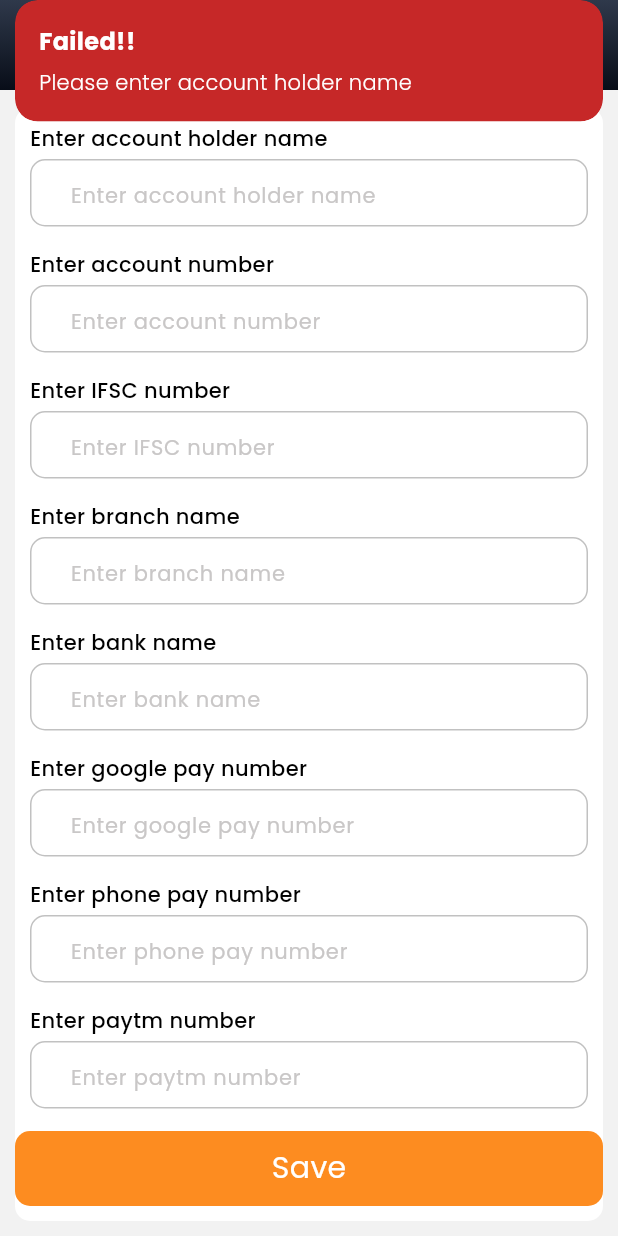
After one commit to justsaagar/supplier-app, a Flutter app: the BankScreen screen opened directly, scrolled down 58 dp, after a tap on "Save", on a phone screen of 412 x 824 dp. The commit adds this screen. Run offline on Flutter 3.47's test engine with Material 2 defaults, Android fonts, the phone set to English and light mode, and no system bars; our stand-ins replace cached_network_image, carousel_slider, cloud_firestore, dropdown_button2, firebase_core, firebase_messaging and 18 more; missing offline and left inert: open_store; accounts and stored records are empty.

Commit message:
Initial Commit

```diff
--- a/lib/constant/app_asset.dart
+++ b/lib/constant/app_asset.dart
@@ -21,6 +21,7 @@ class AppAsset {
   static const String newOrders = '${imagePath}new_orders.png';
   static const String retailers = '${imagePath}retailers.png';
   static const String chanaDummy = '${imagePath}chana_dummy.png';
+  static const String bank = '${imagePath}bank.png';
   static const String chanaPackDummy = '${imagePath}chana_pack_dummy.png';
 
   //     ======================= Icons =======================     //
--- /dev/null
+++ b/lib/controller/bank_controller.dart
@@ -0,0 +1,247 @@
+import 'dart:async';
+import 'dart:convert';
+import 'dart:developer';
+import 'dart:io';
+
+import 'package:flutter/material.dart';
+import 'package:get/get.dart';
+import 'package:supplier/constant/color_constant.dart';
+import 'package:supplier/constant/string_constant.dart';
+import 'package:supplier/screen/dashboard_module/home/home_screen/home_screen.dart';
+import 'package:supplier/service/rest_service.dart';
+import 'package:supplier/utils/string_extensions.dart';
+import 'package:supplier/utils/validation_utils.dart';
+import 'package:http/http.dart' as http;
+
+class BankDetailsController extends GetxController {
+  final TextEditingController accountNumberController = TextEditingController();
+  final TextEditingController accountNameController = TextEditingController();
+  final TextEditingController ifscController = TextEditingController();
+  final TextEditingController bankBranchController = TextEditingController();
+  final TextEditingController bankNameController = TextEditingController();
+  final TextEditingController googlePayController = TextEditingController();
+  final TextEditingController phonePayController = TextEditingController();
+  final TextEditingController paytmController = TextEditingController();
+  bool isLoading = true;
+  bool phonePayVerified = false;
+  bool googlePayVerified = false;
+  bool paytmVerified = false;
+  String otp = '';
+  Map<String, dynamic> bankDetailsMap = {};
+
+  @override
+  void onInit() {
+    // getBankDetails();
+    super.onInit();
+  }
+
+  void validateBankDetailsForm() {
+    if (accountNameController.text.isEmpty) {
+      'Please enter account holder name'.showError();
+      return;
+    } else if (accountNumberController.text.isEmpty) {
+      'Please enter account number'.showError();
+      return;
+    } else if (ifscController.text.isEmpty) {
+      'Please enter IFSC code'.showError();
+      return;
+    } else if (bankBranchController.text.isEmpty) {
+      'Please enter branch name'.showError();
+      return;
+    } else if (bankNameController.text.isEmpty) {
+      'Please enter bank name'.showError();
+      return;
+    } else if (googlePayController.text.isEmpty) {
+      'Please enter Google Pay number'.showError();
+      return;
+    } else if (googlePayController.text.length < 10) {
+      'Please enter valid Google Pay number'.showError();
+      return;
+    } else if (phonePayController.text.isEmpty) {
+      'Please enter Phone Pay number'.showError();
+      return;
+    } else if (phonePayController.text.length < 10) {
+      'Please enter valid Phone Pay number'.showError();
+      return;
+    } else if (paytmController.text.isEmpty) {
+      'Please enter Paytm number'.showError();
+      return;
+    } else if (paytmController.text.length < 10) {
+      'Please enter valid Paytm number'.showError();
+      return;
+    } else {
+      update();
+      phonePayVerified = true;
+      googlePayVerified = true;
+      paytmVerified = true;
+    }
+    updateBankDetails();
+  }
+
+  Future<void> updateBankDetails() async {
+    isLoading = true;
+    update();
+    if (googlePayController.text != (bankDetailsMap['googlepay'] ?? '')) {
+      // googlePayVerified = await signInPhoneNumber(googlePayController.text);
+      if (googlePayVerified) {
+        'Google pay number is verified'.showSuccess();
+      } else {
+        'Google pay number is not verified. Please verify it'.showError();
+        isLoading = false;
+        update();
+        return;
+      }
+    }
+    if (phonePayController.text != (bankDetailsMap['phonepay'] ?? '')) {
+      // phonePayVerified = await signInPhoneNumber(phonePayController.text);
+      if (phonePayVerified) {
+        'Phone pay number is verified'.showSuccess();
+      } else {
+        'Phone pay number is not verified. Please verify it'.showError();
+        isLoading = false;
+        update();
+        return;
+      }
+    }
+    if (paytmController.text != (bankDetailsMap['paytm'] ?? '')) {
+      // paytmVerified = await signInPhoneNumber(paytmController.text);
+      if (paytmVerified) {
+        'Paytm number is verified'.showSuccess();
+      } else {
+        'Paytm number is not verified. Please verify it'.showError();
+        isLoading = false;
+        update();
+        return;
+      }
+    }
+    Map<String, dynamic> bodyMap = {
+      'id': bankDetailsMap['id'],
+      'accountNumber': accountNumberController.text,
+      'accuntName': accountNameController.text,
+      'ifsc': ifscController.text,
+      'bankbranch': bankBranchController.text,
+      'bank': bankNameController.text,
+      'googlepay': googlePayController.text,
+      'phonepay': phonePayController.text,
+      'paytm': paytmController.text,
+    };
+    log('Body map --> $bodyMap');
+    final response = await http.put(
+      Uri.parse(RestConstants.instance.editProfile),
+      headers: <String, String>{
+        'Content-Type': 'application/json; charset=UTF-8'
+      },
+      body: jsonEncode(bodyMap),
+    );
+    Map<String, dynamic> responseBody = jsonDecode(response.body);
+    log('Response body --> $responseBody');
+    if (response.statusCode == 200) {
+      if (responseBody.isNotEmpty) {
+        Get.snackbar(
+          'Profile.!',
+          'Profile updated successfully.!',
+          backgroundColor: AppColorConstant.appGreen,
+          colorText: AppColorConstant.appWhite,
+        );
+        Get.offAll(() => const HomeScreen(), transition: Transition.fadeIn);
+      }
+    }
+    isLoading = false;
+    update();
+  }
+
+  Future<void> getBankDetails() async {
+    // String userId = await PreferencesHelper()
+    //         .getPreferencesStringData(PreferencesHelper.storeID) ??
+    //     '';
+    isLoading = true;
+    update();
+    String url = '${RestConstants.instance.editProfile}/$AppStringConstants.storeLogInId';
+    log('Url --> $url');
+    final response = await http.get(
+      Uri.parse(url),
+      headers: <String, String>{
+        'Content-Type': 'application/json; charset=UTF-8'
+      },
+    );
+    Map<String, dynamic> responseBody = jsonDecode(response.body);
+    log('Response body --> $responseBody');
+    if (response.statusCode == 200) {
+      if (responseBody.isNotEmpty) {
+        bankDetailsMap = responseBody;
+      }
+      accountNumberController.text = bankDetailsMap['accountNumber'] ?? '';
+      accountNameController.text = bankDetailsMap['accuntName'] ?? '';
+      ifscController.text = bankDetailsMap['ifsc'] ?? '';
+      bankBranchController.text = bankDetailsMap['bankbranch'] ?? '';
+      bankNameController.text = bankDetailsMap['bank'] ?? '';
+      googlePayController.text = bankDetailsMap['googlepay'] ?? '';
+      phonePayController.text = bankDetailsMap['phonepay'] ?? '';
+      paytmController.text = bankDetailsMap['paytm'] ?? '';
+    }
+    log('bankDetailsMap --> $bankDetailsMap');
+    isLoading = false;
+    update();
+  }
+  //
+  // Future<bool> signInPhoneNumber(String phoneController) async {
+  //   try {
+  //     String url =
+  //         '${RestConstants.instance.sendOtp}/send?phoneNumber=$phoneController  ';
+  //     log('Url --> $url');
+  //     final response = await http.post(
+  //       Uri.parse(url),
+  //       headers: <String, String>{'Content-Type': 'application/json'},
+  //     );
+  //     Map<String, dynamic> responseBody = jsonDecode(response.body);
+  //
+  //     if (response.statusCode == 200 &&
+  //         responseBody['type'].toString().toLowerCase() == 'success') {
+  //       otp = '';
+  //       bool isValid = await Get.to(() =>
+  //           SocialOtpVerificationScreen(phoneController: phoneController));
+  //       log('IsValid --> $isValid');
+  //       return bool.tryParse(isValid.toString()) ?? false;
+  //     } else {
+  //       responseBody['message'].toString().showError();
+  //     }
+  //   } on TimeoutException catch (e) {
+  //     e.message.toString().showError();
+  //   } on SocketException catch (e) {
+  //     e.message.toString().showError();
+  //   } on Error catch (e) {
+  //     log(e.toString());
+  //   }
+  //   return false;
+  // }
+  //
+  // Future<bool> verifyPhoneNumber(
+  //     String phoneController, String otpNumber) async {
+  //   try {
+  //     String url =
+  //         '${ApiConfig.verifyOtp}?phoneNumber=$phoneController&otp=$otpNumber';
+  //     log('Url --> $url');
+  //     final response = await http.get(
+  //       Uri.parse(url),
+  //       headers: <String, String>{'Content-Type': 'application/json'},
+  //     );
+  //     Map<String, dynamic> responseBody = jsonDecode(response.body);
+  //     log('Response body --> $responseBody');
+  //     if (response.statusCode == 200 &&
+  //         responseBody['type'].toString().toLowerCase() == 'success') {
+  //       Get.back(result: true);
+  //       otp = '';
+  //       responseBody['message'].toString().showSuccess();
+  //     } else {
+  //       responseBody['message'].toString().showError();
+  //     }
+  //   } on TimeoutException catch (e) {
+  //     e.message.toString().showError();
+  //   } on SocketException catch (e) {
+  //     e.message.toString().showError();
+  //   } on Error catch (e) {
+  //     log(e.toString());
+  //   }
+  //   return false;
+  // }
+}
--- a/lib/controller/edit_profile_controller.dart
+++ b/lib/controller/edit_profile_controller.dart
@@ -322,6 +322,8 @@ class EditProfileController extends GetxController {
       );
       if (response != null && response.isNotEmpty) {
         final Map<String, dynamic> responseMap = jsonDecode(response);
+        getStoreProfile();
+        Get.back();
         'Profile updated successfully'.showSuccess();
       }
       update();
--- a/lib/controller/home_controller.dart
+++ b/lib/controller/home_controller.dart
@@ -7,6 +7,7 @@ import 'package:supplier/screen/inventory_screen/inventory_screen.dart';
 import 'package:supplier/screen/invoice_screen/invoice_screen.dart';
 import 'package:supplier/screen/new_orders_screen/manage_order_screen.dart';
 import 'package:supplier/screen/retailers_screen/retailers_screen.dart';
+import '../screen/bank_screen/bank_screen.dart';
 
 class HomeController extends GetxController {
   PageController controller = PageController();
@@ -17,5 +18,6 @@ class HomeController extends GetxController {
     {'image': AppAsset.retailers, 'name': 'Retailers', 'pageName': const RetailersScreen()},
     {'image': AppAsset.inventory, 'name': 'Inventory', 'pageName': const InventoryScreen()},
     {'image': AppAsset.invoice, 'name': 'Invoice', 'pageName': const InvoiceScreen()},
+    {'image': AppAsset.bank, 'name': 'Bank detail', 'pageName': const BankScreen()},
   ];
 }
--- /dev/null
+++ b/lib/screen/bank_screen/bank_screen.dart
@@ -0,0 +1,264 @@
+import 'package:flutter/material.dart';
+import 'package:get/get.dart';
+import 'package:responsive_sizer/responsive_sizer.dart';
+import 'package:supplier/app/widget/app_app_bar.dart';
+import 'package:supplier/app/widget/app_text.dart';
+import 'package:supplier/app/widget/app_text_form_field.dart';
+import 'package:supplier/constant/color_constant.dart';
+import 'package:supplier/controller/bank_controller.dart';
+import 'package:supplier/utils/string_extensions.dart';
+import 'package:supplier/utils/validation_utils.dart';
+
+class BankScreen extends StatelessWidget {
+  const BankScreen({super.key});
+
+  @override
+  Widget build(BuildContext context) {
+    return Scaffold(
+      appBar: AppAppBar(title: 'Bank details'),
+      body: GetBuilder(
+        init: BankDetailsController(),
+        builder: (BankDetailsController controller) {
+          return Container(
+            color: AppColorConstant.lightWhite,
+            child: ListView(
+              children: [
+                Container(
+                  height: 60.px,
+                  alignment: Alignment.center,
+                  padding: EdgeInsets.only(bottom: 10.px),
+                  child: AppText(
+                    'Bank details',
+                    fontSize: 25.px,
+                  ),
+                ),
+                Container(
+                  decoration: BoxDecoration(
+                      color: AppColorConstant.appWhite,
+                      borderRadius: BorderRadius.all(Radius.circular(10.px))),
+                  margin: EdgeInsets.all(10.px),
+                  child: Column(
+                    children: [
+                      Padding(
+                        padding: EdgeInsets.only(
+                            top: 10.px,
+                            bottom: 5.px,
+                            right: 10.px,
+                            left: 10.px),
+                        child: AppTextFormField(
+                          isBorder: true,
+                          controller: controller.accountNameController,
+                          filedColor: AppColorConstant.appWhite,
+                          hintText: 'Enter account holder name',
+                          headerTitle: 'Enter account holder name',
+                        ),
+                      ),
+                      Padding(
+                        padding: EdgeInsets.only(
+                            top: 10.px,
+                            bottom: 5.px,
+                            right: 10.px,
+                            left: 10.px),
+                        child: AppTextFormField(
+                          isBorder: true,
+                          isNumber: true,
+                          keyboardType: TextInputType.number,
+                          controller: controller.accountNumberController,
+                          hintText: 'Enter account number',
+                          filedColor: AppColorConstant.appWhite,
+                          headerTitle: 'Enter account number',
+                        ),
+                      ),
+                      Padding(
+                        padding: EdgeInsets.only(
+                            top: 10.px,
+                            bottom: 5.px,
+                            right: 10.px,
+                            left: 10.px),
+                        child: AppTextFormField(
+                          isBorder: true,
+                          controller: controller.ifscController,
+                          hintText: 'Enter IFSC number',
+                          filedColor: AppColorConstant.appWhite,
+                          headerTitle: 'Enter IFSC number',
+                        ),
+                      ),
+                      Padding(
+                        padding: EdgeInsets.only(
+                            top: 10.px,
+                            bottom: 5.px,
+                            right: 10.px,
+                            left: 10.px),
+                        child: AppTextFormField(
+                          isBorder: true,
+                          filedColor: AppColorConstant.appWhite,
+                          controller: controller.bankBranchController,
+                          hintText: 'Enter branch name',
+                          headerTitle: 'Enter branch name',
+                        ),
+                      ),
+                      Padding(
+                        padding: EdgeInsets.only(
+                            top: 10.px,
+                            bottom: 5.px,
+                            right: 10.px,
+                            left: 10.px),
+                        child: AppTextFormField(
+                          filedColor: AppColorConstant.appWhite,
+                          isBorder: true,
+                          controller: controller.bankNameController,
+                          hintText: 'Enter bank name',
+                          headerTitle: 'Enter bank name',
+                        ),
+                      ),
+                      Padding(
+                        padding: EdgeInsets.only(
+                            top: 10.px,
+                            bottom: 5.px,
+                            right: 10.px,
+                            left: 10.px),
+                        child: Row(
+                          children: [
+                            Expanded(
+                              child: AppTextFormField(
+                                filedColor: AppColorConstant.appWhite,
+                                isBorder: true,
+                                isNumber: true,
+                                length: 10,
+                                controller: controller.googlePayController,
+                                keyboardType: TextInputType.number,
+                                hintText: 'Enter google pay number',
+                                headerTitle: 'Enter google pay number',
+                              ),
+                            ),
+                            (controller.googlePayVerified == false)
+                                ? AppText('')
+                                : Container(
+                                    margin: EdgeInsets.only(
+                                        top: 24.px, left: 5.px),
+                                    width: 100.px,
+                                    decoration: BoxDecoration(
+                                      borderRadius:
+                                          BorderRadius.circular(10.px),
+                                      color: AppColorConstant.appChartGreen,
+                                    ),
+                                    alignment: Alignment.center,
+                                    height: 45.px,
+                                    child: AppText('Verify',
+                                        fontSize: 18.px,
+                                        color: AppColorConstant.appWhite),
+                                  ),
+                          ],
+                        ),
+                      ),
+                      Padding(
+                        padding: EdgeInsets.only(
+                            top: 10.px,
+                            bottom: 5.px,
+                            right: 10.px,
+                            left: 10.px),
+                        child: Row(
+                          children: [
+                            Expanded(
+                              child: AppTextFormField(
+                                filedColor: AppColorConstant.appWhite,
+                                isBorder: true,
+                                isNumber: true,
+                                length: 10,
+                                controller: controller.phonePayController,
+                                hintText: 'Enter phone pay number',
+                                keyboardType: TextInputType.number,
+                                headerTitle: 'Enter phone pay number',
+                              ),
+                            ),
+                            (controller.phonePayVerified == false)
+                                ? AppText('')
+                                : Container(
+                                    margin: EdgeInsets.only(
+                                        top: 24.px, left: 5.px),
+                                    width: 100.px,
+                                    decoration: BoxDecoration(
+                                      borderRadius:
+                                          BorderRadius.circular(10.px),
+                                      color: AppColorConstant.appChartGreen,
+                                    ),
+                                    alignment: Alignment.center,
+                                    height: 45.px,
+                                    child: AppText('Verify',
+                                        fontSize: 18.px,
+                                        color: AppColorConstant.appWhite),
+                                  ),
+                          ],
+                        ),
+                      ),
+                      Padding(
+                        padding: EdgeInsets.only(
+                            top: 10.px,
+                            bottom: 5.px,
+                            right: 10.px,
+                            left: 10.px),
+                        child: Row(
+                          children: [
+                            Expanded(
+                              child: AppTextFormField(
+                                length: 10,
+                                isBorder: true,
+                                filedColor: AppColorConstant.appWhite,
+                                isNumber: true,
+                                controller: controller.paytmController,
+                                keyboardType: TextInputType.number,
+                                hintText: 'Enter paytm number',
+                                headerTitle: 'Enter paytm number',
+                              ),
+                            ),
+                            (controller.paytmVerified == false)
+                                ? AppText('')
+                                : Container(
+                                    margin: EdgeInsets.only(
+                                        top: 24.px, left: 5.px),
+                                    width: 100.px,
+                                    decoration: BoxDecoration(
+                                      borderRadius:
+                                          BorderRadius.circular(10.px),
+                                      color: AppColorConstant.appChartGreen,
+                                    ),
+                                    alignment: Alignment.center,
+                                    height: 45.px,
+                                    child: AppText('Verify',
+                                        fontSize: 18.px,
+                                        color: AppColorConstant.appWhite),
+                                  ),
+                          ],
+                        ),
+                      ),
+                      InkWell(
+                        onTap: () {
+                          controller.validateBankDetailsForm();
+                        },
+                        child: Container(
+                          margin: EdgeInsets.only(top: 10.px),
+                          alignment: Alignment.center,
+                          height: 50,
+                          width: double.infinity,
+                          decoration: BoxDecoration(
+                              color: AppColorConstant.appYellow,
+                              borderRadius: BorderRadius.circular(10.px)),
+                          child: AppText('Save',
+                              fontSize: 20.px,
+                              color: AppColorConstant.appWhite),
+                        ),
+                      ),
+                      SizedBox(
+                        height: 10.px,
+                      )
+                    ],
+                  ),
+                ),
+              ],
+            ),
+          );
+        },
+      ),
+    );
+  }
+}
--- a/lib/screen/dashboard_module/profile_screen/edit_profile_screen.dart
+++ b/lib/screen/dashboard_module/profile_screen/edit_profile_screen.dart
@@ -26,9 +26,6 @@ class EditProfileScreen extends StatelessWidget {
       builder: (EditProfileController editProfileController) {
         return Scaffold(
           appBar: AppAppBar(title: AppStringConstants.storeName),
-          floatingActionButton: FloatingActionButton(
-            onPressed: () => editProfileController.getStoreProfile(),
-          ),
           body: ListView(
             padding: const EdgeInsets.only(right: 20, left: 20, top: 20),
             children: [
--- a/lib/service/rest_service.dart
+++ b/lib/service/rest_service.dart
@@ -13,6 +13,7 @@ class RestConstants {
 
   static final RestConstants instance = RestConstants._privateConstructor();
 
+
   //     ======================= API BaseUrl =======================     //
   String supplierBaseUrl = '';
   final int supplierAppVersion = 0;
@@ -23,8 +24,8 @@ class RestConstants {
   final String storeLoginOtp = 'api-auth/store/login/otp';
   final String storeProfile = 'api-auth/store/profile';
   final String storeCategory = 'api-product/categorys';
+  final String editProfile = 'api-auth/store/profile';
 }
-
 class RestServices {
   RestServices._privateConstructor();
 
```
Also changed, not shown: assets/images/bank.png (added).
